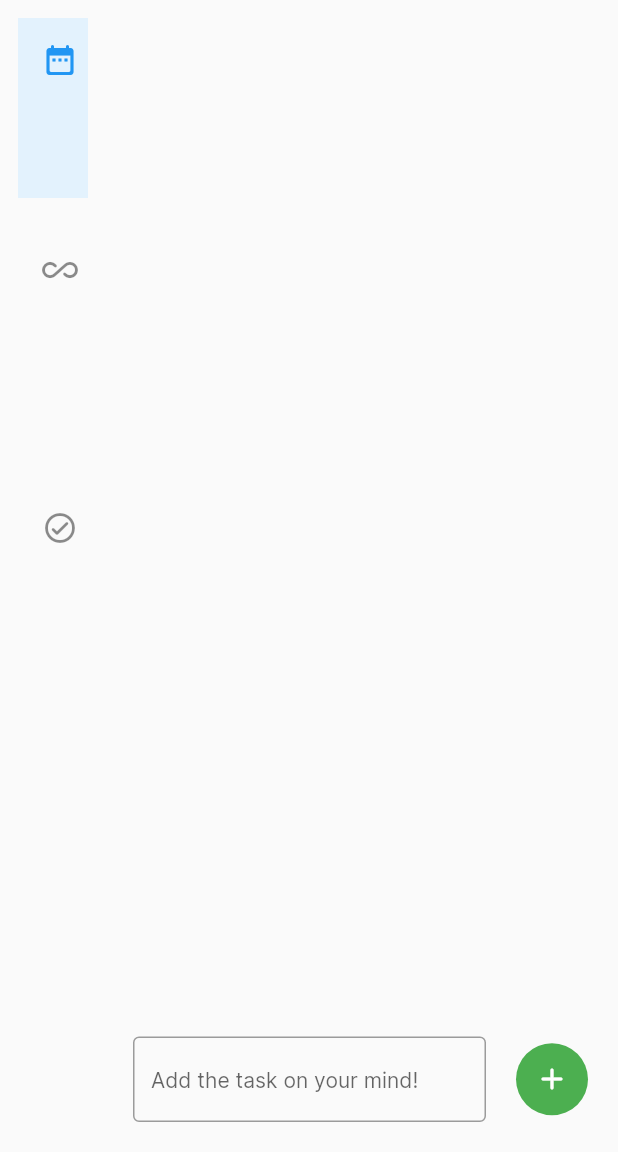
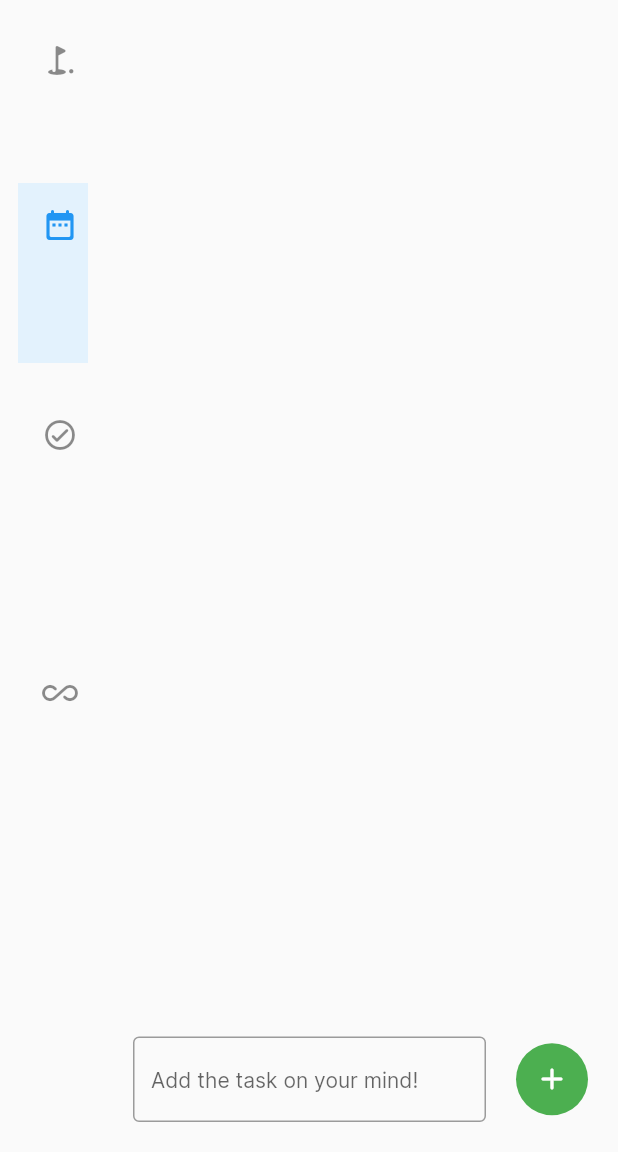
Before and after one commit to 10tux/tasking, a Flutter app: the screen it shows after launch, on a phone screen of 412 x 824 dp, the part 84-1236 px from its top. Run offline on Flutter 3.47's test engine with Material 2 defaults, Android fonts, the phone set to English and light mode, and no system bars; missing offline and left inert: dart:ffi, desktop_window, sqlite3.

Commit message:
intermediate commit

```diff
--- a/lib/logic/data_structures.dart
+++ b/lib/logic/data_structures.dart
@@ -37,7 +37,7 @@ class SelectedTaskMenuProvider extends ChangeNotifier {
 ///
 /// Each item in this enum corresponds with the list of menu widgets in
 /// `TaskCategeoryMenu` of the same name.
-enum TaskMenuItemTag { Planned, Completed, AllTasks }
+enum TaskMenuItemTag { Today, Planned, Completed, AllTasks }
 
 /// Hold the details of currently displayed tasks
 class CurrentDisplayedTasks extends ChangeNotifier {
--- a/lib/logic/database.dart
+++ b/lib/logic/database.dart
@@ -88,6 +88,7 @@ class DatabaseAccess {
         status VARCHAR(50),
         createdon INTEGER,
         modifiedon INTEGER,
+        scheduledon STRING,
         completedon INTEGER
       )
     """;
@@ -156,12 +157,15 @@ class DatabaseAccess {
       mode: OpenMode.readOnly,
     );
 
+    final todayDate = getTodayDate();
     var qry = '''SELECT * FROM TASKS''';
 
     if (filter == TaskMenuItemTag.Completed) {
-      qry = '''SELECT * FROM TASKS WHERE status ="completed" ''';
+      qry = '''SELECT * FROM TASKS WHERE status = "completed" ''';
     } else if (filter == TaskMenuItemTag.Planned) {
-      qry = '''SELECT * FROM TASKS WHERE status ="pending"''';
+      qry = '''SELECT * FROM TASKS WHERE status = "pending"''';
+    } else if (filter == TaskMenuItemTag.Planned) {
+      qry = '''SELECT * FROM TASKS WHERE scheduledon = $todayDate''';
     }
 
     final resultSet = db.select(qry);
@@ -178,3 +182,9 @@ class DatabaseAccess {
     return tasksList;
   }
 }
+
+String getTodayDate() {
+  final currentDateTime = DateTime.now(); // local time zone
+  final todayDate = currentDateTime.toString();
+  return todayDate.substring(0, 10);
+}
--- a/lib/screens/home_screen.dart
+++ b/lib/screens/home_screen.dart
@@ -58,6 +58,15 @@ class TaskCategoryMenu extends StatelessWidget {
           Padding(
             padding: const EdgeInsets.fromLTRB(4.0, 4.0, 2.0, 2.0),
             child: TaskMenuItem(
+              icon: Icon(Icons.golf_course_rounded),
+              text: 'Today',
+              selected: stm.selectedItem == TaskMenuItemTag.Today,
+              tag: TaskMenuItemTag.Planned,
+            ),
+          ),
+          Padding(
+            padding: const EdgeInsets.fromLTRB(4.0, 4.0, 2.0, 2.0),
+            child: TaskMenuItem(
               icon: Icon(Icons.date_range_rounded),
               text: 'Planned',
               selected: stm.selectedItem == TaskMenuItemTag.Planned,
@@ -67,7 +76,7 @@ class TaskCategoryMenu extends StatelessWidget {
           Padding(
             padding: const EdgeInsets.fromLTRB(4.0, 2.0, 2.0, 2.0),
             child: TaskMenuItem(
-              icon: Icon(Icons.all_inclusive_rounded),
+              icon: Icon(Icons.check_circle_outline_rounded),
               text: 'Completed',
               selected: stm.selectedItem == TaskMenuItemTag.Completed,
               tag: TaskMenuItemTag.Completed,
@@ -76,7 +85,7 @@ class TaskCategoryMenu extends StatelessWidget {
           Padding(
             padding: const EdgeInsets.fromLTRB(4.0, 2.0, 2.0, 4.0),
             child: TaskMenuItem(
-              icon: Icon(Icons.check_circle_outline_rounded),
+              icon: Icon(Icons.all_inclusive_rounded),
               text: 'All tasks',
               selected: stm.selectedItem == TaskMenuItemTag.AllTasks,
               tag: TaskMenuItemTag.AllTasks,
```
Also changed, not shown: 1 other file.
